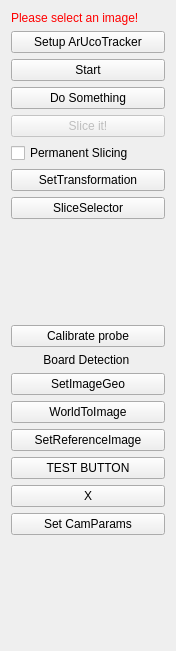
Above: Plugins/org.mitk.gui.qt.aruco/src/internal/ArucoTestViewControls.ui from ivowolf/MITK before the change. Below: the same form after it.
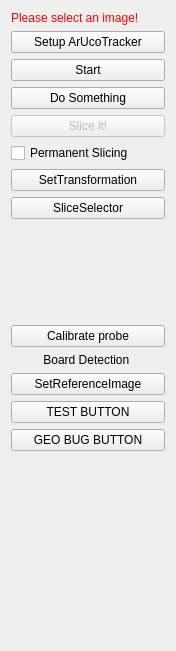
That is the form after the change.

```diff
--- a/Plugins/org.mitk.gui.qt.aruco/src/internal/ArucoTestViewControls.ui
+++ b/Plugins/org.mitk.gui.qt.aruco/src/internal/ArucoTestViewControls.ui
@@ -121,20 +121,6 @@
      </property>
     </widget>
    </item>
-   <item>
-    <widget class="QPushButton" name="btnSetImageGeo">
-     <property name="text">
-      <string>SetImageGeo</string>
-     </property>
-    </widget>
-   </item>
-   <item>
-    <widget class="QPushButton" name="btnWorldToImage">
-     <property name="text">
-      <string>WorldToImage</string>
-     </property>
-    </widget>
-   </item>
    <item>
     <widget class="QPushButton" name="btnSetImage">
      <property name="text">
@@ -152,14 +138,7 @@
    <item>
     <widget class="QPushButton" name="btnX">
      <property name="text">
-      <string>X</string>
-     </property>
-    </widget>
-   </item>
-   <item>
-    <widget class="QPushButton" name="btnCamParams">
-     <property name="text">
-      <string>Set CamParams</string>
+      <string>GEO BUG BUTTON</string>
      </property>
     </widget>
    </item>
```
Left out of the diff: 2 changed lines with no effect on the pictures.
